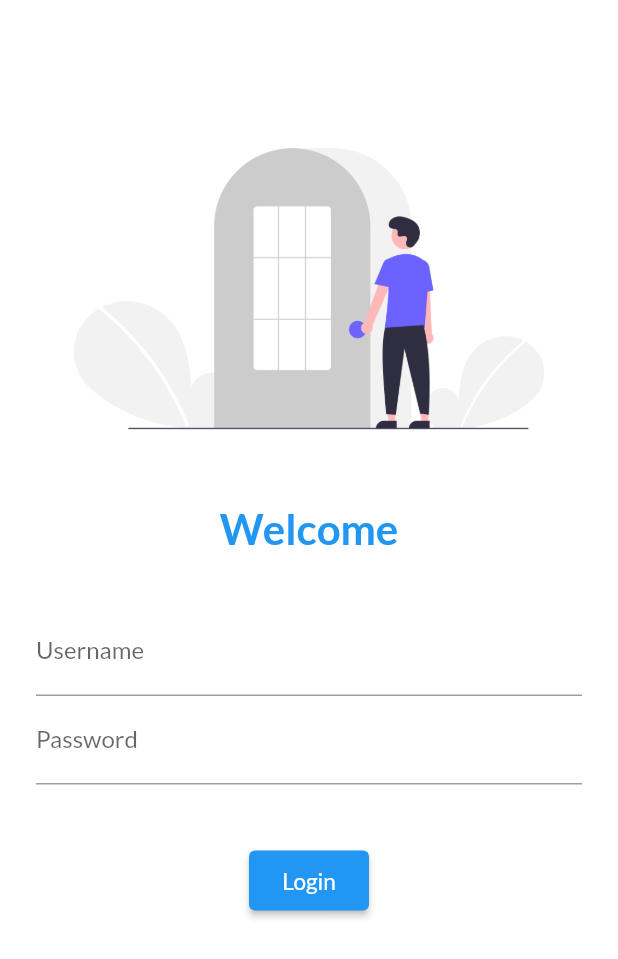
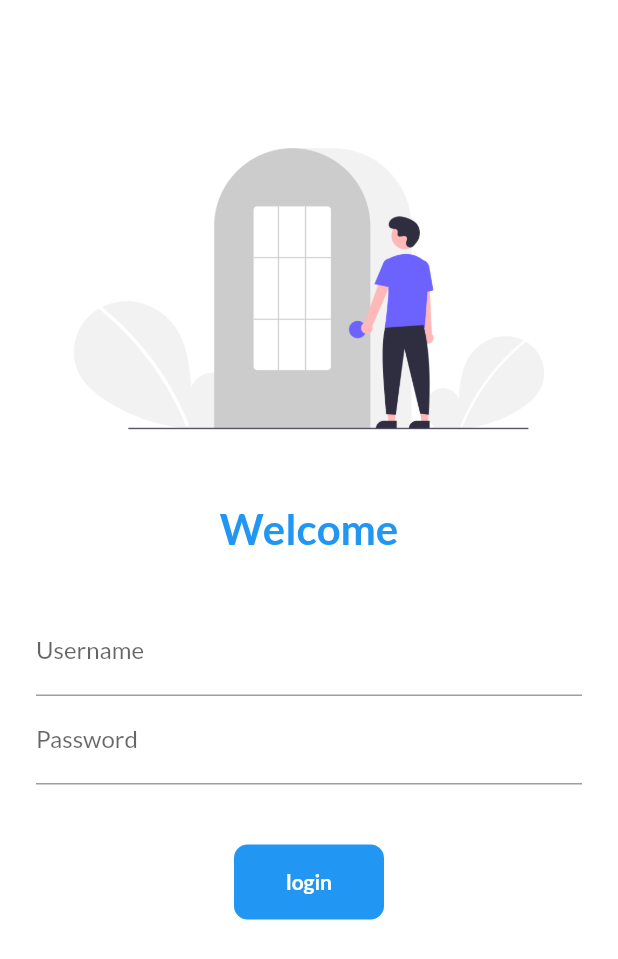
Before and after one commit to aditya1602/new_exploration, a Flutter app: the screen it shows after launch, on a phone screen of 412 x 824 dp. Shown: the top 959 px of the screen. Run offline on Flutter 3.47's test engine with Material 2 defaults, Android fonts, the phone set to English and light mode, and no system bars; our stand-ins replace google_fonts.

Commit message:
added animations to button

```diff
--- a/lib/pages/login_page.dart
+++ b/lib/pages/login_page.dart
@@ -5,7 +5,13 @@ import 'dart:ui';
 import 'package:codepur/utils/routes.dart';
 import 'package:flutter/material.dart';
 
-class LoginPage extends StatelessWidget {
+class LoginPage extends StatefulWidget {
+  @override
+  State<LoginPage> createState() => _LoginPageState();
+}
+
+class _LoginPageState extends State<LoginPage> {
+  bool changeButton = false;
   @override
   Widget build(BuildContext context) {
     return Material(
@@ -50,18 +56,44 @@ class LoginPage extends StatelessWidget {
                     SizedBox(
                       height: 40.0,
                     ),
-                    ElevatedButton(
-                      onPressed: () {
+                    InkWell(
+                      onTap: () async {
+                        setState(() {
+                          changeButton=true;
+                        });
+                        await Future.delayed(Duration(seconds: 1));
                         Navigator.pushNamed(context, MyRoutes.homeRoute);
                       },
-                      style: TextButton.styleFrom(
-                        minimumSize: Size(80, 40),
-                      ),
-                      child: Text(
-                        "Login",
-                        style: TextStyle(fontSize: 15),
+                      child: AnimatedContainer(
+                        duration: Duration(seconds: 1),
+                        height: 50.0,
+                        width: changeButton ? 50 : 100,
+                        alignment: Alignment.center,
+                        decoration: BoxDecoration(
+                          color: Colors.blue,
+                          borderRadius: BorderRadius.circular(changeButton ? 50 : 9)
+                        ),
+                        child:changeButton ? Icon(Icons.done) : Text(
+                          "login",
+                          style: TextStyle(
+                            color: Colors.white,
+                            fontWeight: FontWeight.bold,
+                          ),
+                        ),
                       ),
                     )
+                    // ElevatedButton(
+                    //   onPressed: () {
+                    //     Navigator.pushNamed(context, MyRoutes.homeRoute);
+                    //   },
+                    //   style: TextButton.styleFrom(
+                    //     minimumSize: Size(80, 40),
+                    //   ),
+                    //   child: Text(
+                    //     "Login",
+                    //     style: TextStyle(fontSize: 15),
+                    //   ),
+                    // ),
                   ],
                 ),
               ),
```
